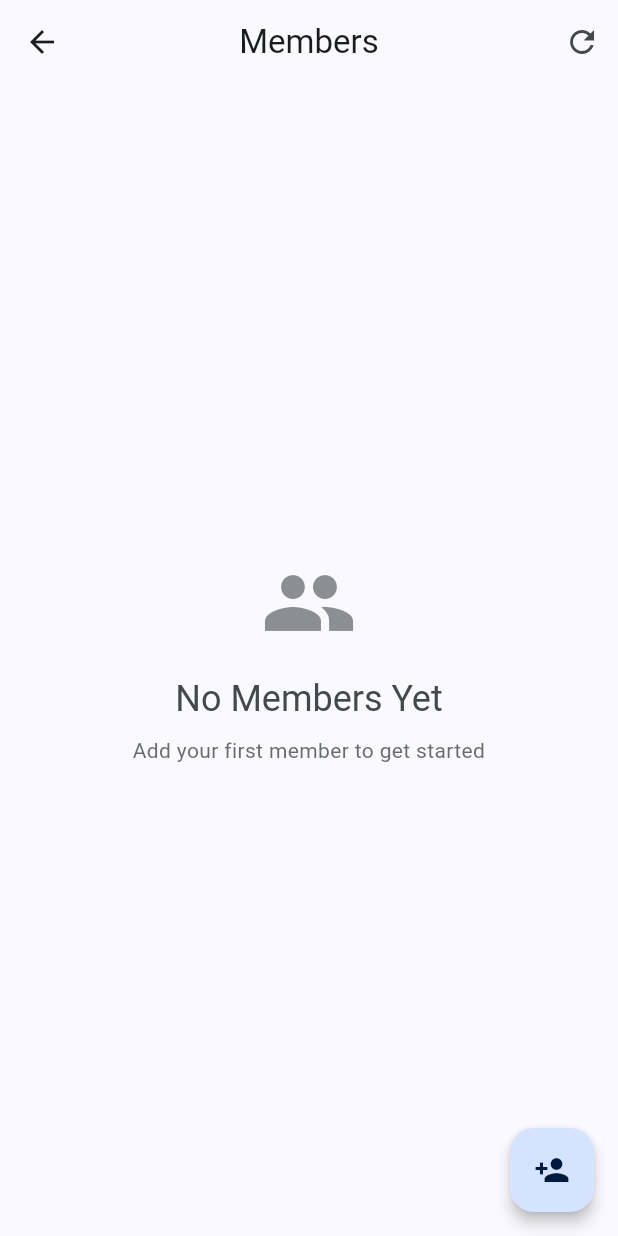
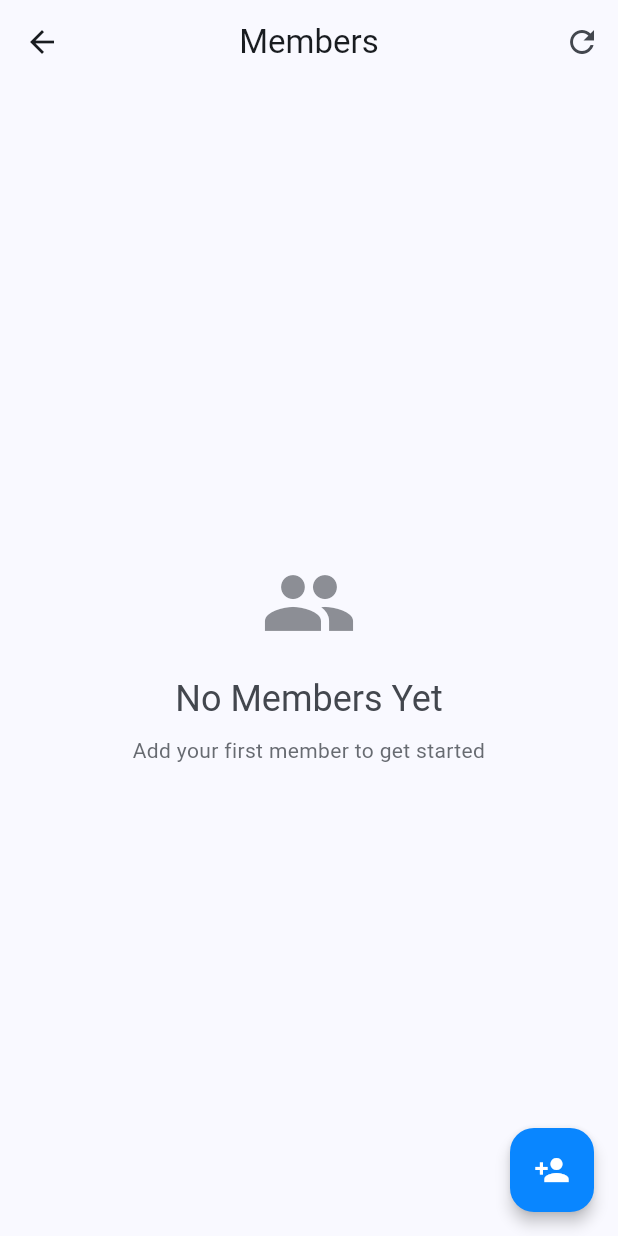
Before and after one commit to aakashsahh/Share-Expense, a Flutter app: the screen it shows after launch, in the side drawer, after a tap on "Members", on a phone screen of 412 x 824 dp. Run offline on Flutter 3.47's test engine with Material 3 defaults, Android fonts, the phone set to English and light mode, and no system bars; our stand-ins replace equatable, fl_chart, flutter_bloc, flutter_slidable, get_it, shared_preferences and 1 more; accounts and stored records are empty.

Commit message:
modified fab color

```diff
--- a/lib/presentation/pages/member/member_list_page.dart
+++ b/lib/presentation/pages/member/member_list_page.dart
@@ -105,12 +105,16 @@ class MemberListPage extends StatelessWidget {
         },
       ),
       floatingActionButton: FloatingActionButton(
+        backgroundColor: Theme.of(context).colorScheme.primary,
         onPressed: () {
           Navigator.of(context).push(
             MaterialPageRoute(builder: (context) => const AddMemberPage()),
           );
         },
-        child: const Icon(Icons.person_add),
+        child: Icon(
+          Icons.person_add,
+          color: Theme.of(context).colorScheme.onPrimary,
+        ),
       ),
     );
   }
```
